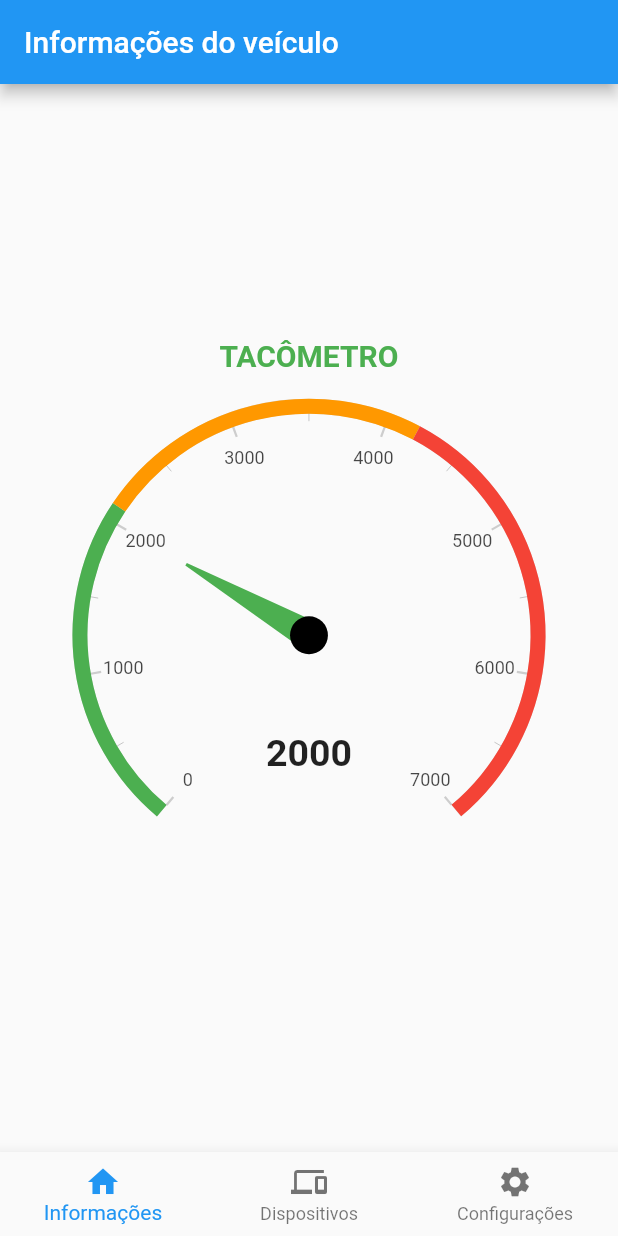
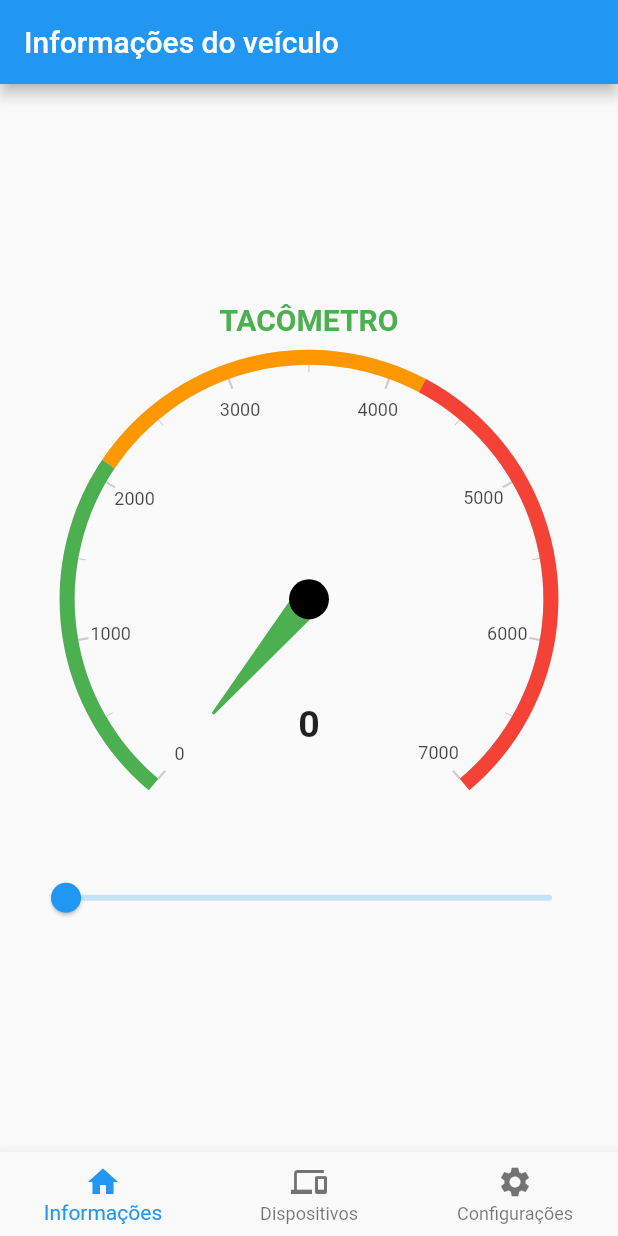
Before and after one commit to maykedesenvolvimento/bluetooth_car_sensors, a Flutter app: the screen it shows after launch, on a phone screen of 412 x 824 dp. Run offline on Flutter 3.47's test engine with Material 2 defaults, Android fonts, the phone set to English and light mode, and no system bars; drawn by our look-alikes of syncfusion_flutter_gauges; our stand-ins replace flutter_blue, permission_handler.

Commit message:
sensor listing page

```diff
--- a/lib/adjust/adjust_provider.dart
+++ b/lib/adjust/adjust_provider.dart
@@ -2,9 +2,15 @@ import 'package:flutter/material.dart';
 
 class AdjustProvider extends ChangeNotifier {
   double revCounterMaxValue = 7000;
+  double currentRevCounterValue = 0;
 
   void setRevCounterMaxValue(double value) {
     revCounterMaxValue = value;
     notifyListeners();
   }
+
+  void setCurrentRevCounterValue(double value) {
+    currentRevCounterValue = value;
+    notifyListeners();
+  }
 }
--- a/lib/sensor/rev_counter_widget.dart
+++ b/lib/sensor/rev_counter_widget.dart
@@ -1,4 +1,6 @@
+import 'package:bluetooth/adjust/adjust_provider.dart';
 import 'package:flutter/material.dart';
+import 'package:provider/provider.dart';
 import 'package:syncfusion_flutter_gauges/gauges.dart';
 
 class RevCounterWidget extends StatelessWidget {
@@ -23,6 +25,8 @@ class RevCounterWidget extends StatelessWidget {
 
   @override
   Widget build(BuildContext context) {
+    final provider = context.read<AdjustProvider>();
+
     return Column(
       mainAxisAlignment: MainAxisAlignment.center,
       children: [
@@ -77,6 +81,12 @@ class RevCounterWidget extends StatelessWidget {
             ),
           ],
         ),
+        Slider(
+          value: currentValue,
+          onChanged: provider.setCurrentRevCounterValue,
+          min: 0,
+          max: maxValue,
+        ),
       ],
     );
   }
--- a/lib/sensor/sensor_listing_page.dart
+++ b/lib/sensor/sensor_listing_page.dart
@@ -1,5 +1,6 @@
 import 'package:bluetooth/adjust/adjust_page.dart';
 import 'package:bluetooth/adjust/adjust_provider.dart';
+import 'package:bluetooth/device/listing_page.dart';
 import 'package:bluetooth/sensor/rev_counter_widget.dart';
 import 'package:flutter/material.dart';
 import 'package:provider/provider.dart';
@@ -24,10 +25,10 @@ class _SensorListingPageState extends State<SensorListingPage> {
     Consumer<AdjustProvider>(builder: (context, provider, _) {
       return RevCounterWidget(
         maxValue: provider.revCounterMaxValue,
-        currentValue: 2000,
+        currentValue: provider.currentRevCounterValue,
       );
     }),
-    Container(),
+    const DeviceListingPage(),
     const AdjustsPage(),
   ];
 
@@ -61,7 +62,7 @@ class _SensorListingPageState extends State<SensorListingPage> {
       ),
       body: Container(
         alignment: Alignment.center,
-        padding: const EdgeInsets.all(40),
+        padding: const EdgeInsets.all(20),
         child: _children[_index],
       ),
     );
```
Also changed, not shown: lib/device/listing_page.dart (+1 -6 lines).
